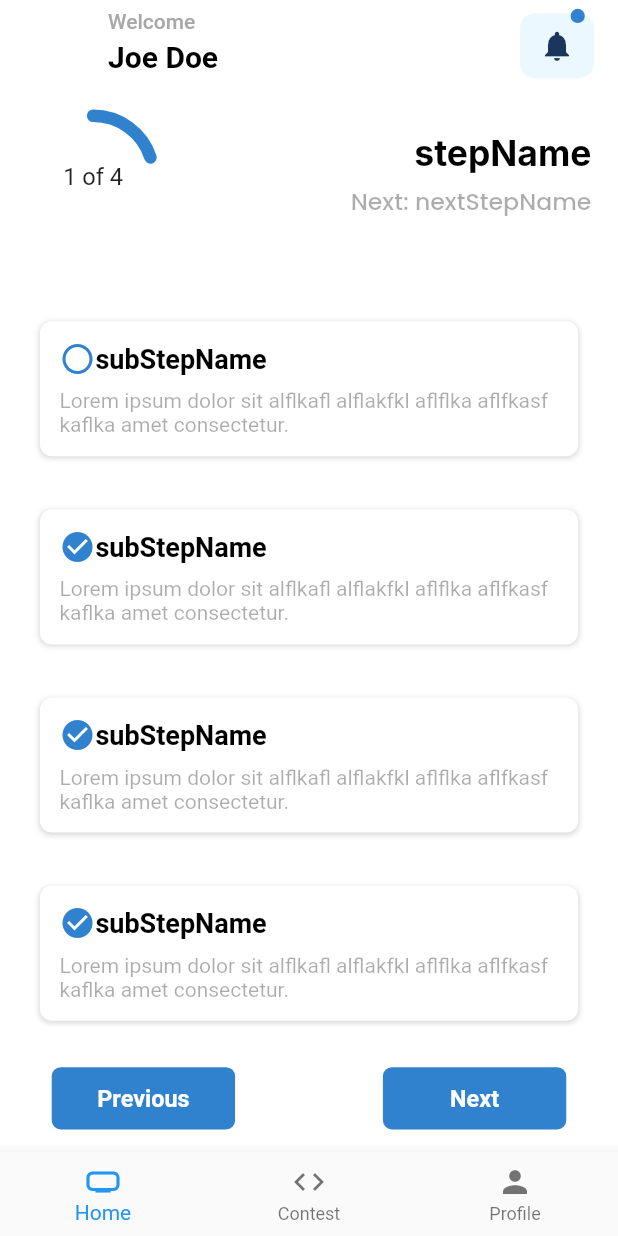
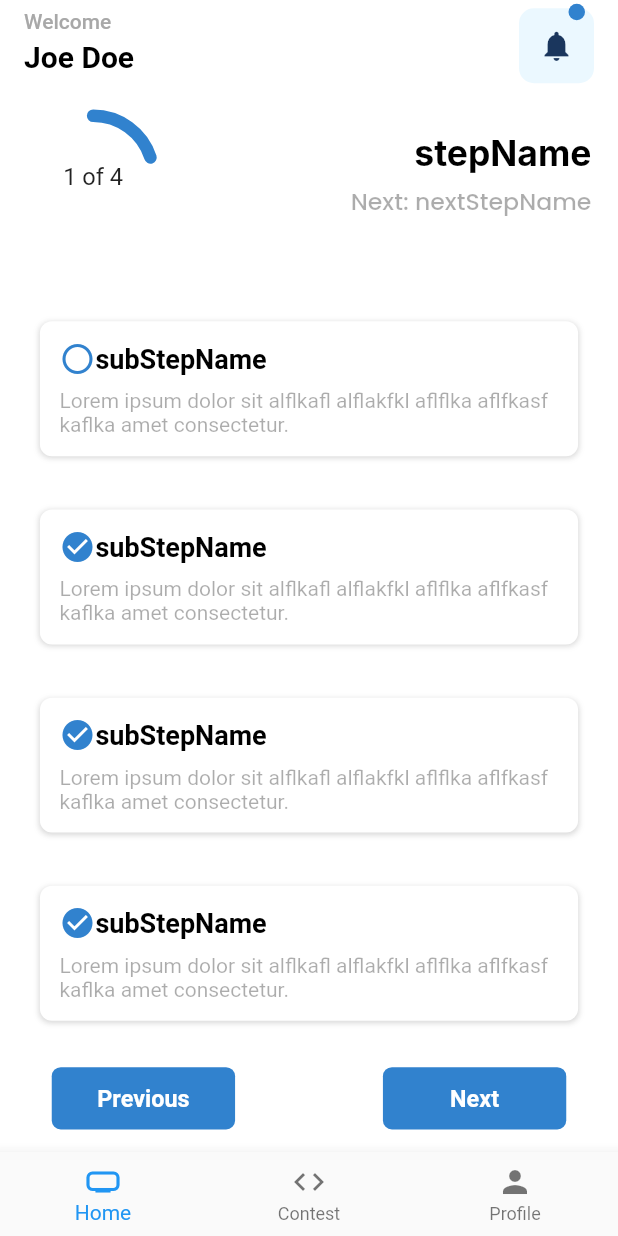
Before and after one commit to hayattofik-01/A2SVCommunityPortal, a Flutter app: the Home screen opened directly, on a phone screen of 412 x 824 dp. Run offline on Flutter 3.47's test engine with Material 2 defaults, Android fonts, the phone set to English and light mode, and no system bars; drawn by our look-alikes of percent_indicator; our stand-ins replace dartz, equatable, get_it, internet_connection_checker, shared_preferences; accounts and stored records are empty; Roboto replaces fonts that are missing (Inter, Urbanist).

Commit message:
fix(mobile)CommPort fixing error

```diff
--- a/a2sv_community_portal_mobile/lib/core/utils/colors.dart
+++ b/a2sv_community_portal_mobile/lib/core/utils/colors.dart
@@ -12,3 +12,6 @@
 const Color boxShadowTernary = Color.fromRGBO(0, 0, 0, 0.06);
 const Color blueBlackForAppBar = Color.fromRGBO(26, 54, 93, 1);
 const Color greyColorForIcon = Color.fromRGBO(235, 248, 255, 1);
+
+const Color whiteGreyColor = Color.fromRGBO(168, 168, 168, 1);
+const Color userNameColor = Color.fromRGBO(0, 0, 0, 1);
--- a/a2sv_community_portal_mobile/lib/core/utils/widgets/upper_bar.dart
+++ b/a2sv_community_portal_mobile/lib/core/utils/widgets/upper_bar.dart
@@ -10,7 +10,7 @@
   Widget build(BuildContext context) {
     return AppBar(
       elevation: 0,
-      backgroundColor: Colors.white,
+      backgroundColor: whiteColor,
       title: Row(
         children: [
           Expanded(
@@ -19,15 +19,14 @@
               children: const [
                 Text(
                   'Welcome',
-                  style: TextStyle(
-                      fontSize: 14, color: Color.fromRGBO(168, 168, 168, 1)),
+                  style: TextStyle(fontSize: 14, color: whiteGreyColor),
                 ),
                 SizedBox(height: 4.0), // Use const with SizedBox constructor
                 Text(
                   'Joe Doe',
                   style: TextStyle(
                       fontSize: 20,
-                      color: Color.fromRGBO(0, 0, 0, 1),
+                      color: userNameColor,
                       fontWeight: FontWeight.w600),
                 ),
               ],
@@ -41,8 +40,8 @@
                   color: greyColorForIcon, // Use const with Color constructor
                 ),
                 padding: const EdgeInsets.all(5),
-                height: UIConverter.getComponentHeight(context, 50),
-                width: UIConverter.getComponentWidth(context, 50),
+                height: 50,
+                width: 50,
                 margin: const EdgeInsets.only(top: 5),
                 child: const Icon(
                   Icons.notifications,
@@ -51,8 +50,8 @@
                 ),
               ),
               Container(
-                width: UIConverter.getComponentWidth(context, 11),
-                height: UIConverter.getComponentHeight(context, 11),
+                width: 11,
+                height: 11,
                 margin: const EdgeInsets.only(left: 33, top: 2),
                 decoration: const BoxDecoration(
                   color: primary, // Use const with Color constructor
--- a/a2sv_community_portal_mobile/lib/features/application_page/presentation/screen/home.dart
+++ b/a2sv_community_portal_mobile/lib/features/application_page/presentation/screen/home.dart
@@ -1,3 +1,4 @@
+import 'package:a2sv_community_portal_mobile/core/utils/colors.dart';
 import 'package:a2sv_community_portal_mobile/core/utils/media_query.dart';
 import 'package:a2sv_community_portal_mobile/core/utils/widgets/bottom_bar.dart';
 import 'package:a2sv_community_portal_mobile/core/utils/widgets/upper_bar.dart';
@@ -5,7 +6,6 @@
 import 'package:a2sv_community_portal_mobile/features/application_page/presentation/widgets/custom_card.dart';
 import 'package:a2sv_community_portal_mobile/features/application_page/presentation/widgets/stepper_container.dart';
 import 'package:flutter/material.dart';
-// Remove this unused import
 
 class Home extends StatelessWidget {
   const Home({Key? key}) : super(key: key);
@@ -14,7 +14,7 @@
   Widget build(BuildContext context) {
     return Scaffold(
       appBar: const UpperBar(),
-      backgroundColor: Colors.white,
+      backgroundColor: whiteColor,
       body: Column(
         children: [
           const Padding(
--- a/a2sv_community_portal_mobile/lib/main.dart
+++ b/a2sv_community_portal_mobile/lib/main.dart
@@ -1,4 +1,4 @@
-import 'package:a2sv_community_portal_mobile/features/contest/presentation/pages/upcoming_and_recent_contest_page.dart';
+import 'package:a2sv_community_portal_mobile/features/application_page/presentation/screen/home.dart';
 import 'package:flutter/material.dart';
 
 void main() {
@@ -11,10 +11,9 @@
   // This widget is the root of your application.
   @override
   Widget build(BuildContext context) {
-    return  MaterialApp(
+    return const MaterialApp(
       debugShowCheckedModeBanner: false,
-      home: ContestPage(),
-
+      home: Home(),
     );
   }
 }
```
